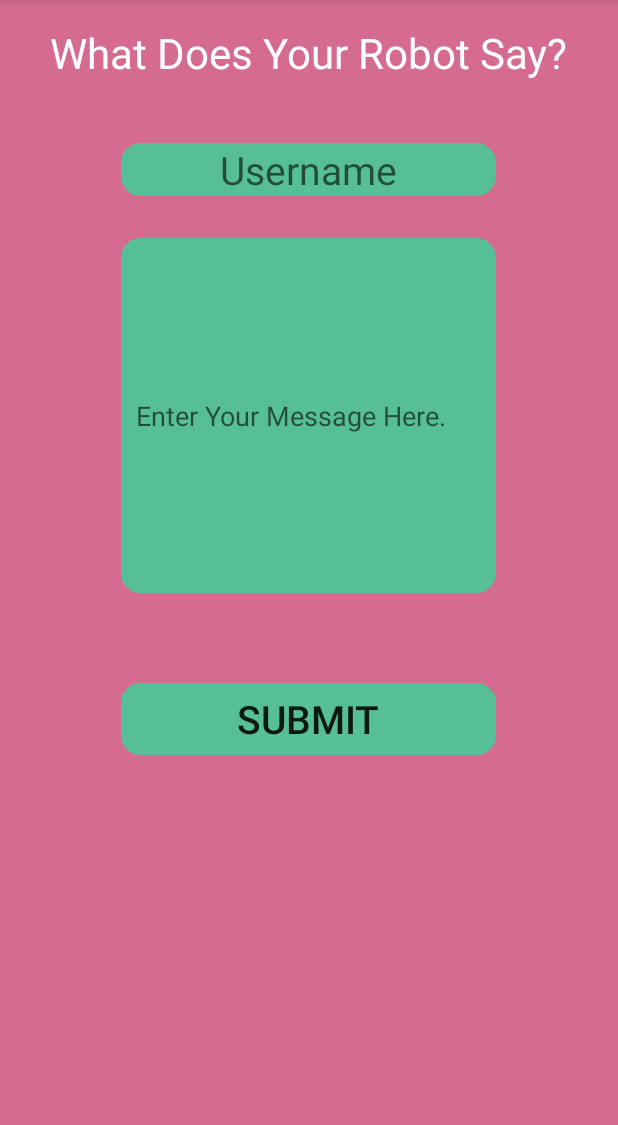
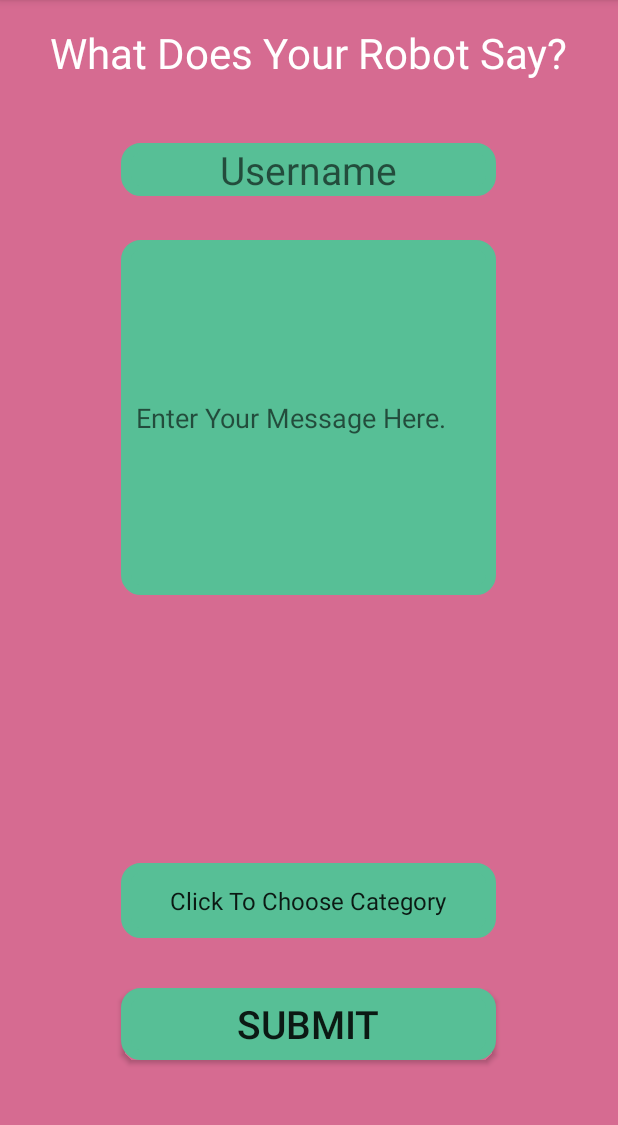
Before and after one commit to AshleyRayMaceli/discussion-forum-android, an Android app: the NewPostActivity screen opened directly, with no data from a screen before it, on a phone screen of 412 x 824 dp, the part 84-1209 px from its top. Run offline under Robolectric (Android 15) with nearby library versions, the phone set to English and light mode, and no system bars; our stand-ins replace ButterKnife, Firebase (no records; nobody signed in at launch, a user with empty details on screens opened directly).

Commit message:
add category spinner with hardcoded categories, update styling

```diff
--- a/app/src/main/java/com/example/guest/discussionforum/adapters/FirebaseThreadViewHolder.java
+++ b/app/src/main/java/com/example/guest/discussionforum/adapters/FirebaseThreadViewHolder.java
@@ -6,8 +6,13 @@ import android.view.View;
 import android.widget.ImageButton;
 import android.widget.TextView;
 
+import com.example.guest.discussionforum.Constants;
 import com.example.guest.discussionforum.R;
 import com.example.guest.discussionforum.models.Thread;
+import com.google.firebase.database.DatabaseReference;
+import com.google.firebase.database.FirebaseDatabase;
+
+import java.util.ArrayList;
 
 public class FirebaseThreadViewHolder extends RecyclerView.ViewHolder {
 
@@ -24,8 +29,8 @@ public class FirebaseThreadViewHolder extends RecyclerView.ViewHolder {
 
         TextView userNameTextView = (TextView) mView.findViewById(R.id.userNameTextView);
         TextView messageTextView = (TextView) mView.findViewById(R.id.messageTextView);
+        TextView scoreTextView = (TextView) mView.findViewById(R.id.scoreTextView);
         ImageButton upImageButton = (ImageButton) mView.findViewById(R.id.upImageButton);
-        TextView scoreTextView = (TextView) mView.findViewById(R.id.scoreTextView);
         ImageButton downImageButton = (ImageButton) mView.findViewById(R.id.downImageButton);
 
         messageTextView.setText(thread.getMessage());
--- a/app/src/main/java/com/example/guest/discussionforum/models/Thread.java
+++ b/app/src/main/java/com/example/guest/discussionforum/models/Thread.java
@@ -23,4 +23,12 @@ public class Thread {
     public int getScore() {
         return score;
     }
+
+    public void upVote() {
+        score ++;
+    }
+
+    public void downVote() {
+        score --;
+    }
 }
--- a/app/src/main/java/com/example/guest/discussionforum/ui/NewPostActivity.java
+++ b/app/src/main/java/com/example/guest/discussionforum/ui/NewPostActivity.java
@@ -4,8 +4,10 @@ import android.content.Intent;
 import android.support.v7.app.AppCompatActivity;
 import android.os.Bundle;
 import android.view.View;
+import android.widget.ArrayAdapter;
 import android.widget.Button;
 import android.widget.EditText;
+import android.widget.Spinner;
 
 import com.example.guest.discussionforum.Constants;
 import com.example.guest.discussionforum.models.Thread;
@@ -24,6 +26,7 @@ public class NewPostActivity extends AppCompatActivity implements View.OnClickLi
     @Bind(R.id.userNameEditText) EditText mUserNameEditText;
     @Bind(R.id.messageEditText) EditText mMessageEditText;
     @Bind(R.id.submitButton) Button mSubmitButton;
+    @Bind(R.id.categorySpinner) Spinner mCategorySpinner;
 
     @Override
     protected void onCreate(Bundle savedInstanceState) {
@@ -36,6 +39,10 @@ public class NewPostActivity extends AppCompatActivity implements View.OnClickLi
         super.onCreate(savedInstanceState);
         setContentView(R.layout.activity_new_post);
         ButterKnife.bind(this);
+
+        ArrayAdapter<CharSequence> adapter = ArrayAdapter.createFromResource(this, R.array.categories_array, android.R.layout.simple_spinner_item);
+        adapter.setDropDownViewResource(android.R.layout.simple_spinner_dropdown_item);
+        mCategorySpinner.setAdapter(adapter);
 
         mSubmitButton.setOnClickListener(this);
     }
--- a/app/src/main/res/layout/activity_main.xml
+++ b/app/src/main/res/layout/activity_main.xml
@@ -3,7 +3,8 @@
     xmlns:tools="http://schemas.android.com/tools"
     android:layout_width="match_parent"
     android:layout_height="match_parent"
-    tools:context=".ui.MainActivity">
+    tools:context=".ui.MainActivity"
+    android:background="#57bf96">
 
     <android.support.v7.widget.RecyclerView
         android:layout_width="match_parent"
--- a/app/src/main/res/layout/activity_new_post.xml
+++ b/app/src/main/res/layout/activity_new_post.xml
@@ -37,27 +37,42 @@
         android:layout_width="250dp"
         android:layout_height="wrap_content"
         android:id="@+id/messageEditText"
-        android:layout_below="@+id/userNameEditText"
-        android:layout_centerHorizontal="true"
-        android:layout_marginTop="28dp"
+        android:layout_marginTop="29dp"
         android:lines="10"
         android:background="@drawable/cool_button"
         android:padding="10dp"
-        android:hint="Enter Your Message Here." />
+        android:hint="Enter Your Message Here."
+        android:layout_below="@+id/userNameEditText"
+        android:layout_centerHorizontal="true" />
 
     <Button
         android:layout_width="250dp"
         android:layout_height="wrap_content"
         android:text="Submit"
         android:id="@+id/submitButton"
-        android:layout_below="@+id/messageEditText"
-        android:layout_centerHorizontal="true"
-        android:layout_marginTop="60dp"
         android:clickable="true"
         android:contextClickable="true"
         android:elegantTextHeight="false"
         android:textSize="26sp"
         android:allowUndo="false"
-        android:background="@drawable/cool_button" />
+        android:background="@drawable/cool_button"
+        android:layout_alignParentBottom="true"
+        android:layout_alignLeft="@+id/messageEditText"
+        android:layout_alignStart="@+id/messageEditText"
+        android:layout_marginBottom="45dp" />
+
+    <Spinner
+        android:layout_width="wrap_content"
+        android:layout_height="50dp"
+        android:id="@+id/categorySpinner"
+        android:layout_above="@+id/submitButton"
+        android:layout_marginBottom="33dp"
+        android:background="@drawable/cool_button"
+        android:layout_alignRight="@+id/messageEditText"
+        android:layout_alignEnd="@+id/messageEditText"
+        android:layout_alignLeft="@+id/messageEditText"
+        android:layout_alignStart="@+id/messageEditText"
+        android:spinnerMode="dropdown"
+        android:textAlignment="center" />
 
 </RelativeLayout>
--- a/app/src/main/res/layout/thread_list_item.xml
+++ b/app/src/main/res/layout/thread_list_item.xml
@@ -14,8 +14,8 @@
         android:src="@drawable/robot"
         android:padding="15dp"
         android:scaleType="centerCrop"
-        android:tint="@android:color/holo_blue_light"
-        android:layout_marginTop="5dp" />
+        android:layout_marginTop="5dp"
+        android:tint="@color/colorAccent" />
 
     <LinearLayout
         android:orientation="vertical"
@@ -44,7 +44,7 @@
                 android:textSize="18dp"
                 android:textStyle="bold"
                 android:text="Message content"
-                android:textColor="@color/colorPrimary"
+                android:textColor="@color/colorAccent"
                 android:layout_alignParentTop="true"
                 android:layout_alignParentLeft="true"
                 android:layout_alignParentStart="true" />
@@ -63,7 +63,7 @@
             android:layout_row="0"
             android:layout_column="2"
             android:background="@drawable/up"
-            android:backgroundTint="@android:color/holo_blue_light" />
+            android:backgroundTint="@color/colorAccent" />
 
         <TextView
             android:layout_width="fill_parent"
@@ -83,7 +83,7 @@
             android:id="@+id/downImageButton"
             android:layout_row="2"
             android:layout_column="2"
-            android:backgroundTint="@android:color/holo_blue_light"
+            android:backgroundTint="@color/colorAccent"
             android:background="@drawable/down" />
     </GridLayout>
 
--- a/app/src/main/res/values/strings.xml
+++ b/app/src/main/res/values/strings.xml
@@ -1,3 +1,14 @@
 <resources>
     <string name="app_name">Robot Says What?</string>
+    <string-array name="categories_array">
+        <item>Click To Choose Category</item>
+        <item>Mercury</item>
+        <item>Venus</item>
+        <item>Earth</item>
+        <item>Mars</item>
+        <item>Jupiter</item>
+        <item>Saturn</item>
+        <item>Uranus</item>
+        <item>Neptune</item>
+    </string-array>
 </resources>
```
